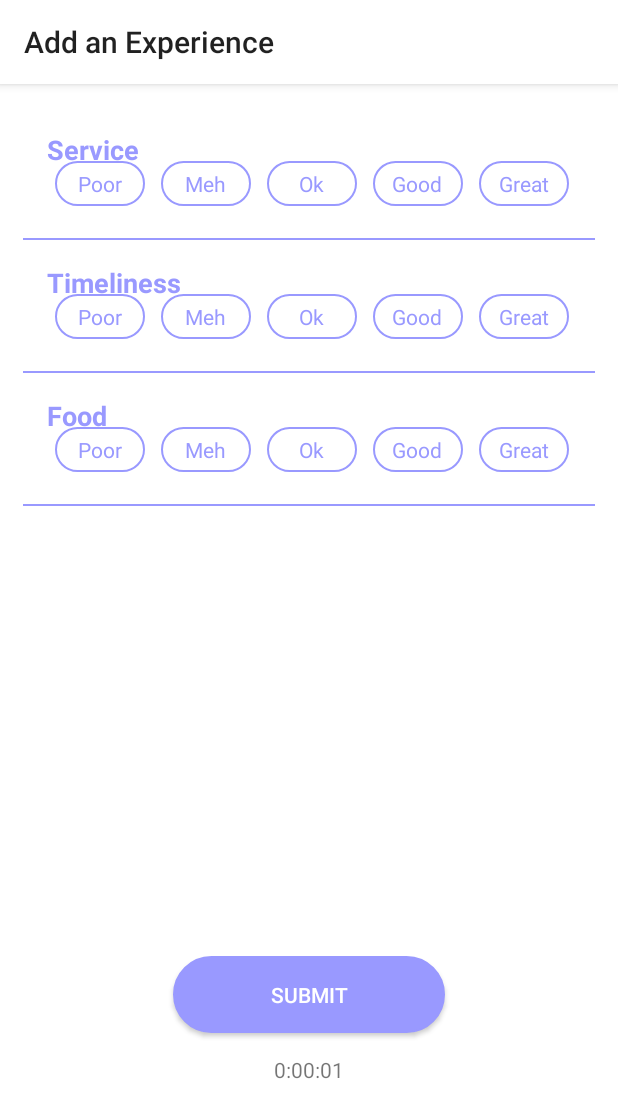
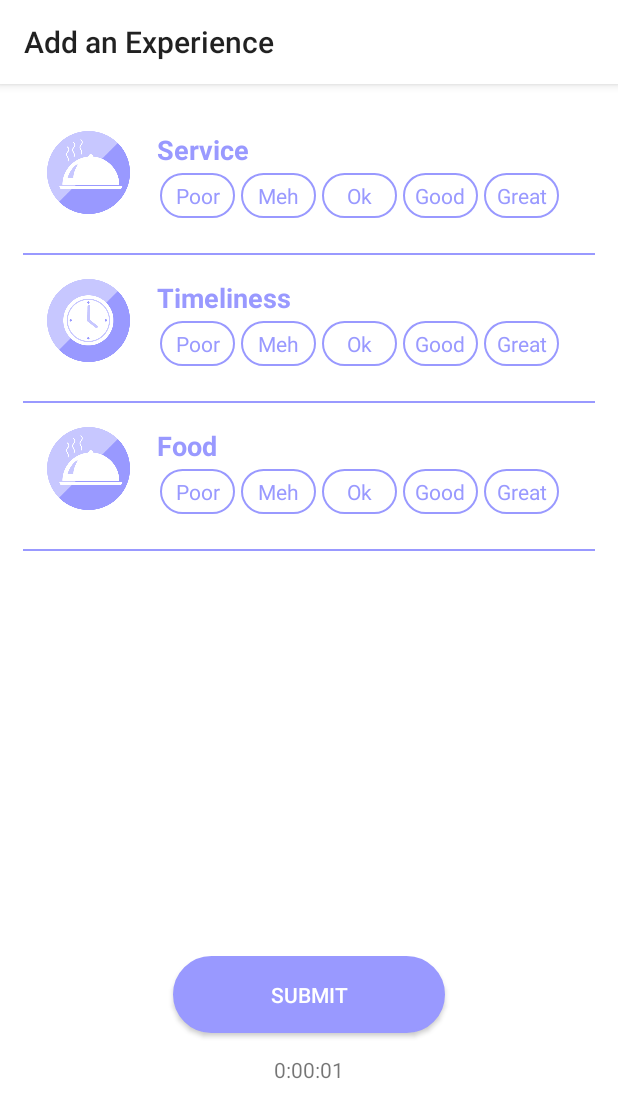
Before and after one commit to soobinchoi54/TipAppAndroid, an Android app: the ExperienceActivity screen opened directly, with no data from a screen before it, on a phone screen of 412 x 824 dp. Shown: the top 1118 px of the screen. Run offline under Robolectric (Android 15) with nearby library versions, the phone set to English and light mode, and no system bars; our stand-ins replace Picasso; pictures from the network do not load; 1 statement that could not run was skipped.

Commit message:
add image view in ExperienceActivity

```diff
--- a/app/src/main/java/com/example/myapplication/ExperienceActivity.java
+++ b/app/src/main/java/com/example/myapplication/ExperienceActivity.java
@@ -14,6 +14,7 @@ import android.view.Window;
 import android.view.WindowManager;
 import android.widget.AdapterView;
 import android.widget.Button;
+import android.widget.ImageView;
 import android.widget.ListView;
 import android.widget.TextView;
 import android.widget.Toast;
@@ -113,8 +114,6 @@ public class ExperienceActivity extends AppCompatActivity implements AdapterView
                 for (int i = 0; i < CustomAdapter.selectedAnswers.size(); i++) {
                     message = message + "\n" + (i + 1) + " " + CustomAdapter.selectedAnswers.get(i);
                 }
-                // display the message on screen with the help of Toast.
-                Toast.makeText(getApplicationContext(), message, Toast.LENGTH_LONG).show();
 
                 //TIMER_SERVICE : stop time when we go to TipResultActivity ~ will stop timer
                 running = false;
@@ -182,8 +181,6 @@ public class ExperienceActivity extends AppCompatActivity implements AdapterView
         // On selecting a spinner item
         String item = parent.getItemAtPosition(position).toString();
 
-        // Showing selected spinner item
-        Toast.makeText(parent.getContext(), "Selected: " + item, Toast.LENGTH_LONG).show();
     }
 
     @Override
--- a/app/src/main/java/com/example/myapplication/util/CustomAdapter.java
+++ b/app/src/main/java/com/example/myapplication/util/CustomAdapter.java
@@ -1,12 +1,15 @@
 package com.example.myapplication.util;
 
 import android.content.Context;
+import android.graphics.Bitmap;
+import android.graphics.BitmapFactory;
 import android.graphics.Color;
 import android.view.LayoutInflater;
 import android.view.View;
 import android.view.ViewGroup;
 import android.widget.BaseAdapter;
 import android.widget.CompoundButton;
+import android.widget.ImageView;
 import android.widget.RadioButton;
 import android.widget.TextView;
 import android.widget.Toast;
@@ -16,6 +19,7 @@ import androidx.annotation.ColorInt;
 import java.util.ArrayList;
 
 import com.example.myapplication.R;
+import com.squareup.picasso.Picasso;
 
 public class CustomAdapter extends BaseAdapter {
 
@@ -62,6 +66,7 @@ public class CustomAdapter extends BaseAdapter {
         RadioButton ok = (RadioButton) view.findViewById(R.id.rate_ok);
         RadioButton good = (RadioButton) view.findViewById(R.id.rate_good);
         RadioButton great = (RadioButton) view.findViewById(R.id.rate_great);
+        ImageView ivCriteria = (ImageView) view.findViewById(R.id.criteria_image);
 
         // perform setOnCheckedChangeListener event on poor button
         poor.setOnCheckedChangeListener(new CompoundButton.OnCheckedChangeListener() {
@@ -136,18 +141,22 @@ public class CustomAdapter extends BaseAdapter {
 
         // set the value in TextView
         question.setText(criteriaList[i]);
-//        calculateTip();
+        // set image in ImageView
+        if (question.getText().equals("Service")) {
+            ivCriteria.setImageDrawable(ivCriteria.getResources().getDrawable(R.drawable.service));
+        } else {
+            System.out.println("FILE NOT FOUND");
+        }
+        if (question.getText().equals("Timeliness")) {
+            ivCriteria.setImageDrawable(ivCriteria.getResources().getDrawable(R.drawable.timeliness));
+        } else {
+            System.out.println("FILE NOT FOUND");
+        }
+        if (question.getText().equals("Food")) {
+            ivCriteria.setImageDrawable(ivCriteria.getResources().getDrawable(R.drawable.service));
+        } else {
+            System.out.println("FILE NOT FOUND");
+        }
         return view;
     }
-
-//    private void calculateTip() {
-//        tipPercentage = 0.15f;
-//        for (int i = 0; i < selectedAnswers.size(); i++) {
-//            tipPercentage += selectedAnswers.get(i);
-//        }
-//    }
-//
-//    public static float getTipPercentage() {
-//        return tipPercentage;
-//    }
 }
--- a/app/src/main/res/layout/activity_tip_result.xml
+++ b/app/src/main/res/layout/activity_tip_result.xml
@@ -134,7 +134,7 @@
 
     <Button
         android:id="@+id/complete_experience_button"
-        android:layout_width="match_parent"
+        android:layout_width="wrap_content"
         android:layout_height="wrap_content"
         android:layout_centerInParent="true"
         android:layout_alignParentBottom="true"
@@ -143,7 +143,7 @@
         android:layout_marginLeft="100dp"
         android:layout_marginRight="100dp"
         android:padding="16dp"
-        android:text="Complete Experience"
+        android:text="COMPLETE EXPERIENCE"
         android:textAllCaps="false"
         android:background="@drawable/my_button"
         android:textColor="#ffffff"/>
--- a/app/src/main/res/layout/criteria_row.xml
+++ b/app/src/main/res/layout/criteria_row.xml
@@ -1,6 +1,6 @@
 <?xml version="1.0" encoding="utf-8"?>
-<RelativeLayout
-    xmlns:android="http://schemas.android.com/apk/res/android"
+<RelativeLayout xmlns:android="http://schemas.android.com/apk/res/android"
+    xmlns:tools="http://schemas.android.com/tools"
     android:orientation="vertical"
     android:layout_width="match_parent"
     android:layout_height="match_parent"
@@ -8,14 +8,16 @@
 
     <ImageView
         android:id="@+id/criteria_image"
-        android:layout_width="wrap_content"
-        android:layout_height="wrap_content"
-        android:layout_alignParentLeft="true"/>
+        android:layout_width="55dp"
+        android:layout_height="55dp"
+        android:layout_marginRight="10dp"
+        tools:srcCompat="@tools:sample/avatars"/>
 
     <RelativeLayout
         android:layout_width="wrap_content"
         android:layout_height="wrap_content"
-        android:layout_toRightOf="@id/criteria_image">
+        android:layout_toRightOf="@id/criteria_image"
+        android:paddingLeft="8dp">
         <TextView
             android:id="@+id/preset_criteria"
             android:layout_width="wrap_content"
@@ -31,15 +33,16 @@
             android:layout_width="wrap_content"
             android:layout_height="wrap_content"
             android:layout_marginTop="20dp"
-            android:layout_marginBottom="5dp"
+            android:layout_marginBottom="7dp"
             android:layout_gravity="center_horizontal"
+            android:paddingTop="8dp"
             android:orientation="horizontal">
             <RadioButton
                 android:id="@+id/rate_poor"
-                android:layout_width="60dp"
+                android:layout_width="50dp"
                 android:layout_height="30dp"
-                android:layout_marginRight="5dp"
-                android:layout_marginLeft="5dp"
+                android:layout_marginRight="2dp"
+                android:layout_marginLeft="2dp"
                 android:background="@drawable/rb_button"
                 android:button="@android:color/transparent"
                 android:buttonTint="#9999FF"
@@ -48,10 +51,10 @@
                 android:text="@string/poor"/>
             <RadioButton
                 android:id="@+id/rate_meh"
-                android:layout_width="60dp"
+                android:layout_width="50dp"
                 android:layout_height="30dp"
-                android:layout_marginRight="5dp"
-                android:layout_marginLeft="5dp"
+                android:layout_marginRight="2dp"
+                android:layout_marginLeft="2dp"
                 android:background="@drawable/rb_button"
                 android:button="@android:color/transparent"
                 android:buttonTint="#9999FF"
@@ -60,10 +63,10 @@
                 android:text="@string/meh"/>
             <RadioButton
                 android:id="@+id/rate_ok"
-                android:layout_width="60dp"
+                android:layout_width="50dp"
                 android:layout_height="30dp"
-                android:layout_marginRight="5dp"
-                android:layout_marginLeft="5dp"
+                android:layout_marginRight="2dp"
+                android:layout_marginLeft="2dp"
                 android:background="@drawable/rb_button"
                 android:button="@android:color/transparent"
                 android:buttonTint="#9999FF"
@@ -72,10 +75,10 @@
                 android:text="@string/ok"/>
             <RadioButton
                 android:id="@+id/rate_good"
-                android:layout_width="60dp"
+                android:layout_width="50dp"
                 android:layout_height="30dp"
-                android:layout_marginRight="5dp"
-                android:layout_marginLeft="5dp"
+                android:layout_marginRight="2dp"
+                android:layout_marginLeft="2dp"
                 android:background="@drawable/rb_button"
                 android:button="@android:color/transparent"
                 android:buttonTint="#9999FF"
@@ -84,10 +87,10 @@
                 android:text="@string/good"/>
             <RadioButton
                 android:id="@+id/rate_great"
-                android:layout_width="60dp"
+                android:layout_width="50dp"
                 android:layout_height="30dp"
-                android:layout_marginRight="5dp"
-                android:layout_marginLeft="5dp"
+                android:layout_marginRight="2dp"
+                android:layout_marginLeft="2dp"
                 android:background="@drawable/rb_button"
                 android:button="@android:color/transparent"
                 android:buttonTint="#9999FF"
--- a/app/src/main/res/values/strings.xml
+++ b/app/src/main/res/values/strings.xml
@@ -36,4 +36,10 @@
         <item>Food</item>
     </string-array>
 
+    <string-array name="criteria_img">
+        <item>tip_result</item>
+        <item>tip_result.png</item>
+        <item>tip_result</item>
+    </string-array>
+
 </resources>
```
Also changed, not shown: app/src/main/res/drawable/service.png (added), app/src/main/res/drawable/timeliness.png (added).
